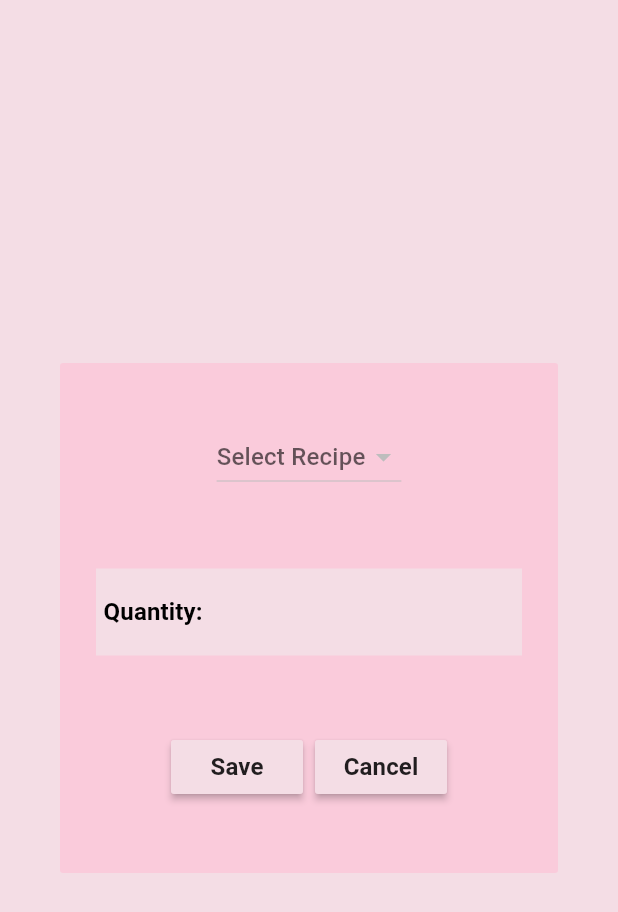
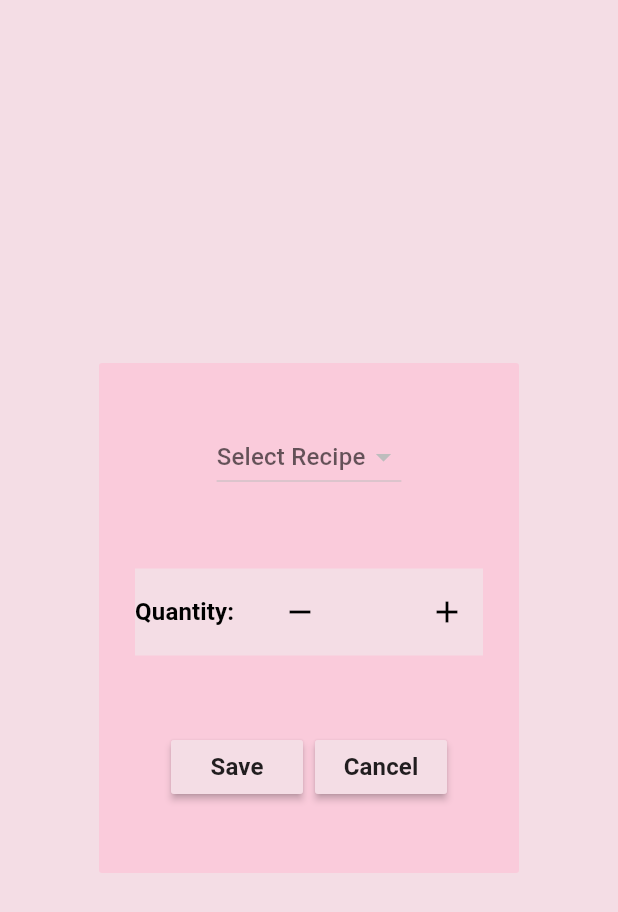
Before and after one commit to StephenDryden/floralfigures, a Flutter app: the AddRecipeDialog widget shown alone on an empty page, opened directly with empty values, on a phone screen of 412 x 824 dp. Shown: the top 912 px of the screen. Run offline on Flutter 3.47's test engine with Material 3 defaults, Android fonts, the phone set to English and light mode, and no system bars; our stand-ins replace flutter_slidable, google_fonts.

Commit message:
feat: minor ui tweaks

```diff
--- a/lib/features/recipebook/view/pages/add_recipe_page.dart
+++ b/lib/features/recipebook/view/pages/add_recipe_page.dart
@@ -1,5 +1,6 @@
 import 'package:flutter/material.dart';
 import 'package:provider/provider.dart';
+import '../../../../widgets/labeled_text_field.dart';
 import '../../../flowermarket/model/flower_model.dart';
 import '../widgets/add_flower_to_recipe_dialog.dart';
 import '../../model/recipe_model.dart';
@@ -186,9 +187,9 @@ class AddRecipePageState extends State<AddRecipePage> {
         children: [
           Padding(
             padding: const EdgeInsets.all(8.0),
-            child: TextField(
+            child: LabeledTextField(
               controller: _nameController,
-              decoration: InputDecoration(labelText: 'Recipe Name'),
+              label: 'Recipe Name',
             ),
           ),
           Expanded(
--- a/lib/features/shoppingtrip/view/pages/add_shopping_trip_page.dart
+++ b/lib/features/shoppingtrip/view/pages/add_shopping_trip_page.dart
@@ -4,6 +4,7 @@ import 'package:floralfigures/features/shoppingtrip/viewmodel/shopping_trip_view
 import 'package:flutter/material.dart';
 import 'package:provider/provider.dart';
 
+import '../../../../widgets/labeled_text_field.dart';
 import '../widgets/add_recipe_to_trip_dialog.dart';
 
 class AddShoppingTripPage extends StatefulWidget {
@@ -144,9 +145,9 @@ class AddShoppingTripPageState extends State<AddShoppingTripPage> {
         children: [
           Padding(
             padding: const EdgeInsets.all(8.0),
-            child: TextField(
+            child: LabeledTextField(
               controller: _nameController,
-              decoration: InputDecoration(labelText: 'Shopping Trip Name'),
+              label: 'Shopping Trip Name',
             ),
           ),
           Expanded(
--- a/lib/features/shoppingtrip/view/widgets/add_recipe_to_trip_dialog.dart
+++ b/lib/features/shoppingtrip/view/widgets/add_recipe_to_trip_dialog.dart
@@ -1,11 +1,13 @@
 import 'package:flutter/material.dart';
 import 'package:provider/provider.dart';
 import 'package:floralfigures/utils/my_button.dart';
+import 'package:flutter/services.dart';
+import 'package:floralfigures/utils/quantity_input_field.dart';
 
 import '../../../recipebook/model/recipe_model.dart';
 import '../../../recipebook/viewmodel/recipe_viewmodel.dart';
 
-class AddRecipeDialog extends StatelessWidget {
+class AddRecipeDialog extends StatefulWidget {
   final TextEditingController quantityController;
   final Recipe? selectedRecipe;
   final ValueChanged<Recipe?> onRecipeChanged;
@@ -22,6 +24,19 @@ class AddRecipeDialog extends StatelessWidget {
   });
 
   @override
+  AddRecipeDialogState createState() => AddRecipeDialogState();
+}
+
+class AddRecipeDialogState extends State<AddRecipeDialog> {
+  Recipe? _selectedRecipe;
+
+  @override
+  void initState() {
+    super.initState();
+    _selectedRecipe = widget.selectedRecipe;
+  }
+
+  @override
   Widget build(BuildContext context) {
     return AlertDialog(
       shape: const RoundedRectangleBorder(
@@ -35,8 +50,13 @@ class AddRecipeDialog extends StatelessWidget {
               builder: (context, recipeViewModel, child) {
                 return DropdownButton<Recipe>(
                   hint: Text('Select Recipe'),
-                  value: selectedRecipe,
-                  onChanged: onRecipeChanged,
+                  value: _selectedRecipe,
+                  onChanged: (Recipe? newValue) {
+                    setState(() {
+                      _selectedRecipe = newValue;
+                    });
+                    widget.onRecipeChanged(newValue);
+                  },
                   items: recipeViewModel.recipes
                       .map<DropdownMenuItem<Recipe>>((Recipe recipe) {
                     return DropdownMenuItem<Recipe>(
@@ -48,9 +68,9 @@ class AddRecipeDialog extends StatelessWidget {
               },
             ),
             const SizedBox(height: 5),
-            InputField(
+            QuantityInputField(
               hint: "Quantity",
-              controller: quantityController,
+              controller: widget.quantityController,
             ),
             const SizedBox(height: 5),
             Row(
@@ -58,12 +78,12 @@ class AddRecipeDialog extends StatelessWidget {
               children: [
                 MyButton(
                   text: "Save",
-                  onPressed: onSave,
+                  onPressed: widget.onSave,
                 ),
                 const SizedBox(width: 8),
                 MyButton(
                   text: "Cancel",
-                  onPressed: onCancel,
+                  onPressed: widget.onCancel,
                 )
               ],
             )
@@ -79,10 +99,12 @@ class InputField extends StatelessWidget {
     super.key,
     required this.hint,
     required this.controller,
+    this.inputFormatters,
   });
 
   final String hint;
   final TextEditingController controller;
+  final List<TextInputFormatter>? inputFormatters;
 
   @override
   Widget build(BuildContext context) {
@@ -104,9 +126,12 @@ class InputField extends StatelessWidget {
               decoration: const InputDecoration(
                 border: InputBorder.none,
                 contentPadding: EdgeInsets.only(left: 10),
+                labelStyle: TextStyle(color: Colors.black),
               ),
               controller: controller,
               keyboardType: TextInputType.number,
+              cursorColor: Colors.black,
+              inputFormatters: inputFormatters,
             ),
           ),
         ],
```
